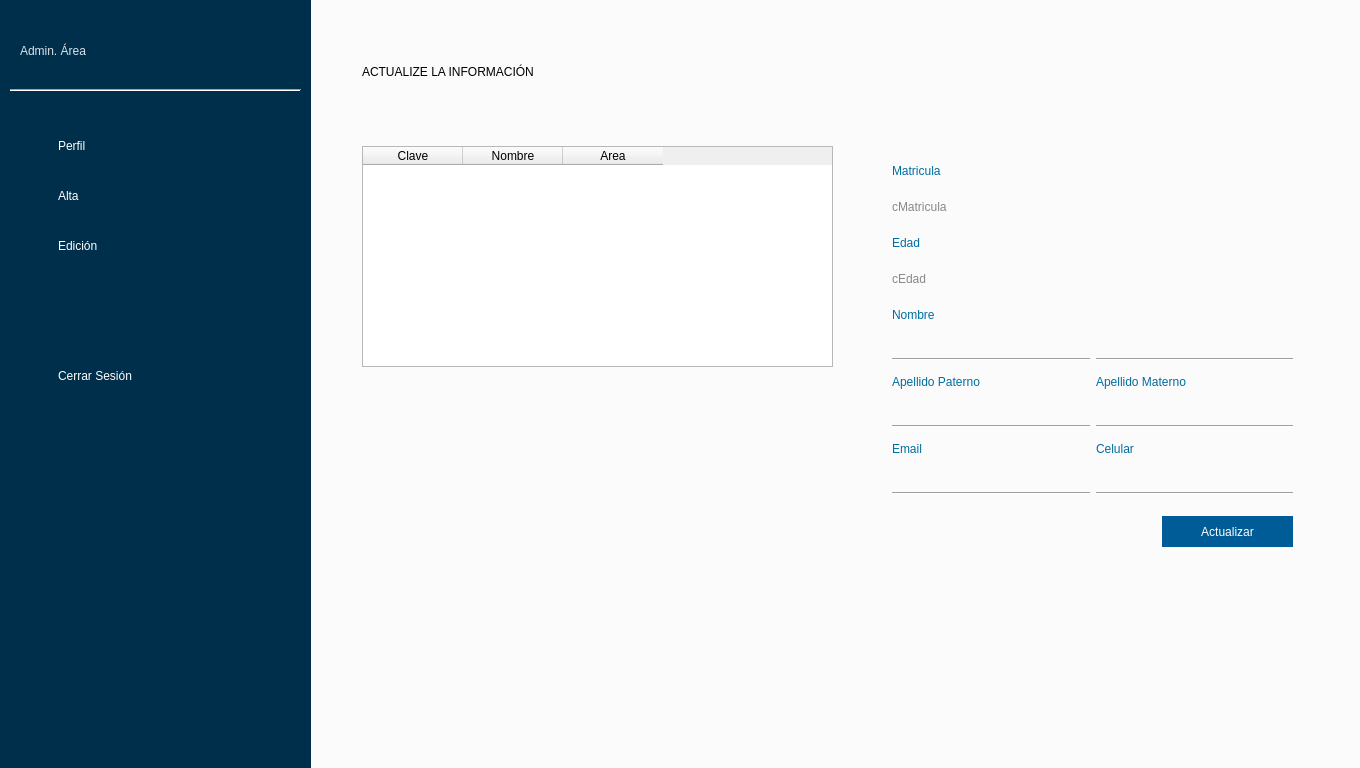
Before: the Qt Designer form Comde Escritorio/admgeneral.ui in ShibaK7/SistemaComde, drawn with Qt 5.
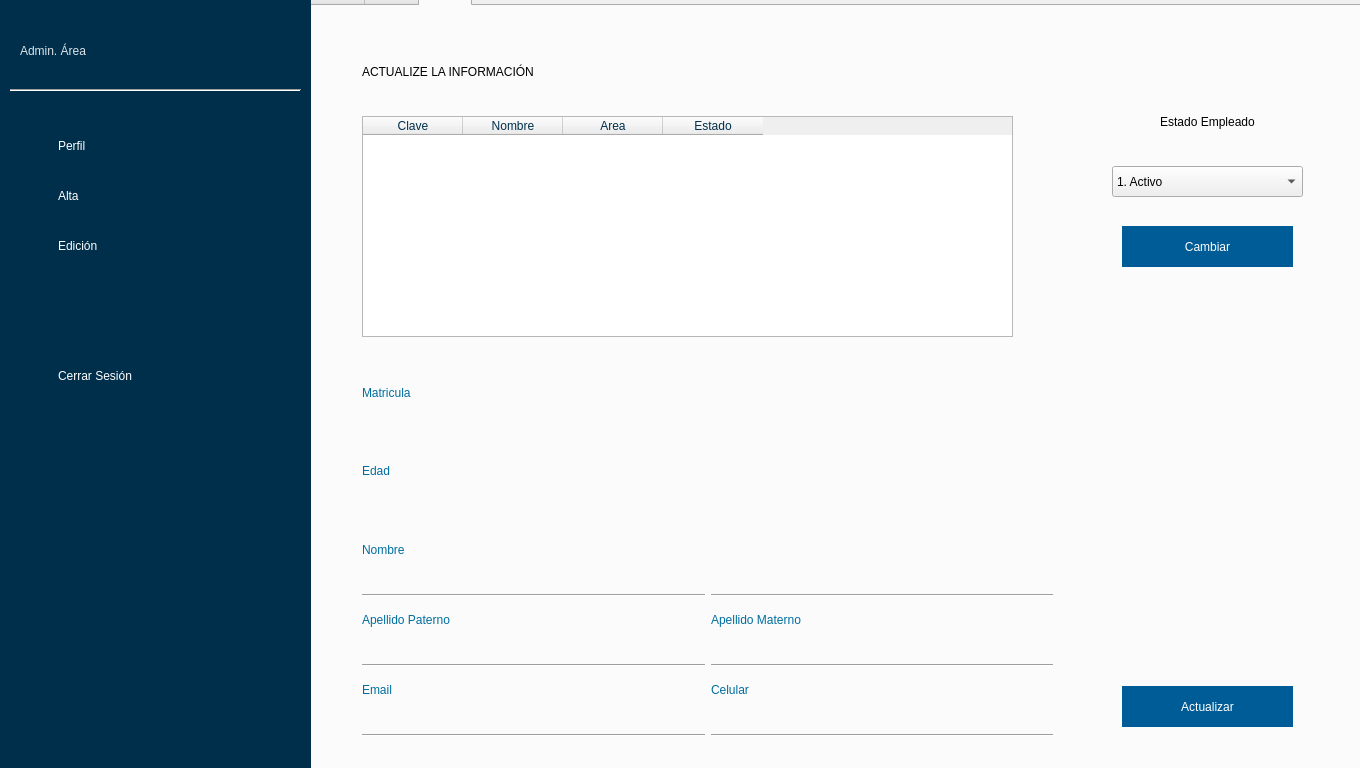
After: the same form once the commit is applied. The open tabs and pages were chosen to show the change. Icons and pictures are not drawn.

Commit message: Cambio de estado. AVisos

Patch:
```diff
--- a/Comde Escritorio/admgeneral.ui
+++ b/Comde Escritorio/admgeneral.ui
@@ -99,7 +99,7 @@
    <property name="geometry">
     <rect>
      <x>310</x>
-     <y>-30</y>
+     <y>-20</y>
      <width>1071</width>
      <height>811</height>
     </rect>
@@ -112,7 +112,7 @@
 	border: 0px;
 }
 
-#btnConfirmar,#btnActualizar,#pushButton{
+#btnConfirmar,#btnActualizar,#btnActualizarEdo,#pushButton{
 	/*background-color: rgb(0,57,94);
 	background-color: rgb(0,143,189);*/
 	background-color: rgb(0, 92, 150);
@@ -121,17 +121,22 @@
 	border-style:solid;
 }
 
-#btnConfirmarr:hover,#btnActualizar:hover,#pushButton:hover{
+#btnConfirmarr:hover,#btnActualizar:hover,#pushButton:hover,#btnActualizarEdo:hover{
 background-color: rgb(0, 127, 206)
 }
 
-#btnConfirmar:pressed,#btnActualizar:pressed,#pushButton:pressed{
+#btnConfirmar:pressed,#btnActualizar:pressed,#pushButton:pressed,btnActualizar:pressed{
 background-color: rgb(0, 58, 95);
 }
+
+QHeaderView::section {
+	font: 10pt &quot;Segoe UI Semibold&quot;;	
+	color: #002f4c;
+}
 </string>
    </property>
    <property name="currentIndex">
-    <number>2</number>
+    <number>0</number>
    </property>
    <widget class="QWidget" name="tab_perfil">
     <attribute name="title">
@@ -339,7 +344,7 @@
       <rect>
        <x>330</x>
        <y>280</y>
-       <width>329</width>
+       <width>301</width>
        <height>43</height>
       </rect>
      </property>
@@ -374,10 +379,10 @@
     <widget class="QPushButton" name="pushButton">
      <property name="geometry">
       <rect>
-       <x>910</x>
+       <x>840</x>
        <y>330</y>
-       <width>75</width>
-       <height>23</height>
+       <width>141</width>
+       <height>41</height>
       </rect>
      </property>
      <property name="text">
@@ -387,10 +392,10 @@
     <widget class="QWidget" name="gridLayoutWidget_3">
      <property name="geometry">
       <rect>
-       <x>730</x>
+       <x>670</x>
        <y>270</y>
-       <width>160</width>
-       <height>80</height>
+       <width>171</width>
+       <height>91</height>
       </rect>
      </property>
      <layout class="QGridLayout" name="gridLayout_3">
@@ -423,265 +428,23 @@
       </item>
      </layout>
     </widget>
-   </widget>
-   <widget class="QWidget" name="tab_edicion">
-    <attribute name="title">
-     <string>Tab 3</string>
-    </attribute>
-    <widget class="QTableWidget" name="lEmpleados">
+    <widget class="QLabel" name="label_32">
      <property name="geometry">
       <rect>
-       <x>50</x>
-       <y>150</y>
-       <width>471</width>
-       <height>221</height>
+       <x>120</x>
+       <y>180</y>
+       <width>141</width>
+       <height>151</height>
       </rect>
      </property>
-     <property name="styleSheet">
-      <string notr="true">font: 10pt &quot;Microsoft YaHei&quot;;</string>
+     <property name="text">
+      <string/>
      </property>
-     <property name="editTriggers">
-      <set>QAbstractItemView::NoEditTriggers</set>
+     <property name="pixmap">
+      <pixmap resource="imagenes_src.qrc">:/imagenes/icon-perfil.png</pixmap>
      </property>
-     <property name="defaultDropAction">
-      <enum>Qt::IgnoreAction</enum>
-     </property>
-     <property name="selectionMode">
-      <enum>QAbstractItemView::SingleSelection</enum>
-     </property>
-     <property name="selectionBehavior">
-      <enum>QAbstractItemView::SelectRows</enum>
-     </property>
-     <property name="sortingEnabled">
+     <property name="scaledContents">
       <bool>true</bool>
-     </property>
-     <column>
-      <property name="text">
-       <string>Clave</string>
-      </property>
-     </column>
-     <column>
-      <property name="text">
-       <string>Nombre</string>
-      </property>
-     </column>
-     <column>
-      <property name="text">
-       <string>Area</string>
-      </property>
-     </column>
-    </widget>
-    <widget class="QPushButton" name="btnActualizar">
-     <property name="geometry">
-      <rect>
-       <x>850</x>
-       <y>520</y>
-       <width>131</width>
-       <height>31</height>
-      </rect>
-     </property>
-     <property name="styleSheet">
-      <string notr="true">#btnConfirmarr:hover,#btnActualizar:hover{
-background-color: rgb(0, 127, 206)
-}
-
-#btnConfirmar:pressed,#btnActualizar:pressed{
-background-color: rgb(0, 58, 95);
-}</string>
-     </property>
-     <property name="text">
-      <string>Actualizar</string>
-     </property>
-    </widget>
-    <widget class="QWidget" name="gridLayoutWidget_2">
-     <property name="geometry">
-      <rect>
-       <x>580</x>
-       <y>160</y>
-       <width>401</width>
-       <height>339</height>
-      </rect>
-     </property>
-     <layout class="QGridLayout" name="gridLayout">
-      <item row="9" column="0">
-       <widget class="Line" name="line_12">
-        <property name="orientation">
-         <enum>Qt::Horizontal</enum>
-        </property>
-       </widget>
-      </item>
-      <item row="9" column="1">
-       <widget class="Line" name="line_13">
-        <property name="orientation">
-         <enum>Qt::Horizontal</enum>
-        </property>
-       </widget>
-      </item>
-      <item row="12" column="0">
-       <widget class="Line" name="line_14">
-        <property name="orientation">
-         <enum>Qt::Horizontal</enum>
-        </property>
-       </widget>
-      </item>
-      <item row="4" column="0">
-       <widget class="QLabel" name="label_12">
-        <property name="styleSheet">
-         <string notr="true">font: 8pt &quot;Segoe UI Semibold&quot;;
-color: rgb(0, 109, 159);
-</string>
-        </property>
-        <property name="text">
-         <string>Nombre</string>
-        </property>
-       </widget>
-      </item>
-      <item row="3" column="0">
-       <widget class="QLabel" name="cEdad">
-        <property name="styleSheet">
-         <string notr="true">font: 12pt &quot;Segoe UI Semilight&quot;;
-color: rgb(136, 136, 136);</string>
-        </property>
-        <property name="text">
-         <string>cEdad</string>
-        </property>
-       </widget>
-      </item>
-      <item row="0" column="0">
-       <widget class="QLabel" name="label_11">
-        <property name="styleSheet">
-         <string notr="true">font: 8pt &quot;Segoe UI Semibold&quot;;
-color: rgb(0, 109, 159);
-</string>
-        </property>
-        <property name="text">
-         <string>Matricula</string>
-        </property>
-       </widget>
-      </item>
-      <item row="8" column="0">
-       <widget class="QLineEdit" name="cAP"/>
-      </item>
-      <item row="5" column="0">
-       <widget class="QLineEdit" name="cNombre"/>
-      </item>
-      <item row="1" column="0">
-       <widget class="QLabel" name="cMatricula">
-        <property name="styleSheet">
-         <string notr="true">font: 12pt &quot;Segoe UI Semilight&quot;;
-color: rgb(136, 136, 136);</string>
-        </property>
-        <property name="text">
-         <string>cMatricula</string>
-        </property>
-       </widget>
-      </item>
-      <item row="7" column="1">
-       <widget class="QLabel" name="label_14">
-        <property name="styleSheet">
-         <string notr="true">font: 8pt &quot;Segoe UI Semibold&quot;;
-color: rgb(0, 109, 159);
-</string>
-        </property>
-        <property name="text">
-         <string>Apellido Materno</string>
-        </property>
-       </widget>
-      </item>
-      <item row="10" column="0">
-       <widget class="QLabel" name="label_15">
-        <property name="styleSheet">
-         <string notr="true">font: 8pt &quot;Segoe UI Semibold&quot;;
-color: rgb(0, 109, 159);
-</string>
-        </property>
-        <property name="text">
-         <string>Email</string>
-        </property>
-       </widget>
-      </item>
-      <item row="2" column="0">
-       <widget class="QLabel" name="label_17">
-        <property name="styleSheet">
-         <string notr="true">font: 8pt &quot;Segoe UI Semibold&quot;;
-color: rgb(0, 109, 159);
-</string>
-        </property>
-        <property name="text">
-         <string>Edad</string>
-        </property>
-       </widget>
-      </item>
-      <item row="8" column="1">
-       <widget class="QLineEdit" name="cAM"/>
-      </item>
-      <item row="10" column="1">
-       <widget class="QLabel" name="label_16">
-        <property name="styleSheet">
-         <string notr="true">font: 8pt &quot;Segoe UI Semibold&quot;;
-color: rgb(0, 109, 159);
-</string>
-        </property>
-        <property name="text">
-         <string>Celular</string>
-        </property>
-       </widget>
-      </item>
-      <item row="11" column="1">
-       <widget class="QLineEdit" name="cCelular"/>
-      </item>
-      <item row="11" column="0">
-       <widget class="QLineEdit" name="cCorreo"/>
-      </item>
-      <item row="7" column="0">
-       <widget class="QLabel" name="label_13">
-        <property name="styleSheet">
-         <string notr="true">font: 8pt &quot;Segoe UI Semibold&quot;;
-color: rgb(0, 109, 159);
-</string>
-        </property>
-        <property name="text">
-         <string>Apellido Paterno</string>
-        </property>
-       </widget>
-      </item>
-      <item row="6" column="0">
-       <widget class="Line" name="line_10">
-        <property name="orientation">
-         <enum>Qt::Horizontal</enum>
-        </property>
-       </widget>
-      </item>
-      <item row="6" column="1">
-       <widget class="Line" name="line_11">
-        <property name="orientation">
-         <enum>Qt::Horizontal</enum>
-        </property>
-       </widget>
-      </item>
-      <item row="12" column="1">
-       <widget class="Line" name="line_15">
-        <property name="orientation">
-         <enum>Qt::Horizontal</enum>
-        </property>
-       </widget>
-      </item>
-     </layout>
-    </widget>
-    <widget class="QLabel" name="label_24">
-     <property name="geometry">
-      <rect>
-       <x>50</x>
-       <y>60</y>
-       <width>391</width>
-       <height>31</height>
-      </rect>
-     </property>
-     <property name="styleSheet">
-      <string notr="true">font: 24 16pt &quot;Segoe UI Light&quot;;</string>
-     </property>
-     <property name="text">
-      <string>ACTUALIZE LA INFORMACIÓN</string>
      </property>
     </widget>
    </widget>
@@ -946,6 +709,337 @@
      </layout>
     </widget>
    </widget>
+   <widget class="QWidget" name="tab_edicion">
+    <attribute name="title">
+     <string>Tab 3</string>
+    </attribute>
+    <widget class="QTableWidget" name="lEmpleados">
+     <property name="geometry">
+      <rect>
+       <x>50</x>
+       <y>110</y>
+       <width>651</width>
+       <height>221</height>
+      </rect>
+     </property>
+     <property name="styleSheet">
+      <string notr="true">font: 10pt &quot;Microsoft YaHei&quot;;
+/*border: 0px;*/</string>
+     </property>
+     <property name="editTriggers">
+      <set>QAbstractItemView::NoEditTriggers</set>
+     </property>
+     <property name="defaultDropAction">
+      <enum>Qt::IgnoreAction</enum>
+     </property>
+     <property name="selectionMode">
+      <enum>QAbstractItemView::SingleSelection</enum>
+     </property>
+     <property name="selectionBehavior">
+      <enum>QAbstractItemView::SelectRows</enum>
+     </property>
+     <property name="sortingEnabled">
+      <bool>true</bool>
+     </property>
+     <column>
+      <property name="text">
+       <string>Clave</string>
+      </property>
+     </column>
+     <column>
+      <property name="text">
+       <string>Nombre</string>
+      </property>
+     </column>
+     <column>
+      <property name="text">
+       <string>Area</string>
+      </property>
+     </column>
+     <column>
+      <property name="text">
+       <string>Estado</string>
+      </property>
+     </column>
+    </widget>
+    <widget class="QPushButton" name="btnActualizar">
+     <property name="geometry">
+      <rect>
+       <x>810</x>
+       <y>680</y>
+       <width>171</width>
+       <height>41</height>
+      </rect>
+     </property>
+     <property name="styleSheet">
+      <string notr="true">#btnConfirmarr:hover,#btnActualizar:hover{
+background-color: rgb(0, 127, 206)
+}
+
+#btnConfirmar:pressed,#btnActualizar:pressed{
+background-color: rgb(0, 58, 95);
+}</string>
+     </property>
+     <property name="text">
+      <string>Actualizar</string>
+     </property>
+    </widget>
+    <widget class="QWidget" name="gridLayoutWidget_2">
+     <property name="geometry">
+      <rect>
+       <x>50</x>
+       <y>370</y>
+       <width>691</width>
+       <height>361</height>
+      </rect>
+     </property>
+     <layout class="QGridLayout" name="gridLayout">
+      <item row="9" column="0">
+       <widget class="Line" name="line_12">
+        <property name="orientation">
+         <enum>Qt::Horizontal</enum>
+        </property>
+       </widget>
+      </item>
+      <item row="3" column="0">
+       <widget class="QLabel" name="cEdad">
+        <property name="styleSheet">
+         <string notr="true">font: 12pt &quot;Segoe UI Semilight&quot;;
+color: rgb(136, 136, 136);</string>
+        </property>
+        <property name="text">
+         <string/>
+        </property>
+       </widget>
+      </item>
+      <item row="12" column="0">
+       <widget class="Line" name="line_14">
+        <property name="orientation">
+         <enum>Qt::Horizontal</enum>
+        </property>
+       </widget>
+      </item>
+      <item row="9" column="1">
+       <widget class="Line" name="line_13">
+        <property name="orientation">
+         <enum>Qt::Horizontal</enum>
+        </property>
+       </widget>
+      </item>
+      <item row="4" column="0">
+       <widget class="QLabel" name="label_12">
+        <property name="styleSheet">
+         <string notr="true">font: 8pt &quot;Segoe UI Semibold&quot;;
+color: rgb(0, 109, 159);
+</string>
+        </property>
+        <property name="text">
+         <string>Nombre</string>
+        </property>
+       </widget>
+      </item>
+      <item row="8" column="0">
+       <widget class="QLineEdit" name="cAP"/>
+      </item>
+      <item row="5" column="0">
+       <widget class="QLineEdit" name="cNombre"/>
+      </item>
+      <item row="0" column="0">
+       <widget class="QLabel" name="label_11">
+        <property name="styleSheet">
+         <string notr="true">font: 8pt &quot;Segoe UI Semibold&quot;;
+color: rgb(0, 109, 159);
+</string>
+        </property>
+        <property name="text">
+         <string>Matricula</string>
+        </property>
+       </widget>
+      </item>
+      <item row="7" column="1">
+       <widget class="QLabel" name="label_14">
+        <property name="styleSheet">
+         <string notr="true">font: 8pt &quot;Segoe UI Semibold&quot;;
+color: rgb(0, 109, 159);
+</string>
+        </property>
+        <property name="text">
+         <string>Apellido Materno</string>
+        </property>
+       </widget>
+      </item>
+      <item row="10" column="0">
+       <widget class="QLabel" name="label_15">
+        <property name="styleSheet">
+         <string notr="true">font: 8pt &quot;Segoe UI Semibold&quot;;
+color: rgb(0, 109, 159);
+</string>
+        </property>
+        <property name="text">
+         <string>Email</string>
+        </property>
+       </widget>
+      </item>
+      <item row="1" column="0">
+       <widget class="QLabel" name="cMatricula">
+        <property name="styleSheet">
+         <string notr="true">font: 12pt &quot;Segoe UI Semilight&quot;;
+color: rgb(136, 136, 136);</string>
+        </property>
+        <property name="text">
+         <string/>
+        </property>
+       </widget>
+      </item>
+      <item row="11" column="1">
+       <widget class="QLineEdit" name="cCelular"/>
+      </item>
+      <item row="8" column="1">
+       <widget class="QLineEdit" name="cAM"/>
+      </item>
+      <item row="10" column="1">
+       <widget class="QLabel" name="label_16">
+        <property name="styleSheet">
+         <string notr="true">font: 8pt &quot;Segoe UI Semibold&quot;;
+color: rgb(0, 109, 159);
+</string>
+        </property>
+        <property name="text">
+         <string>Celular</string>
+        </property>
+       </widget>
+      </item>
+      <item row="2" column="0">
+       <widget class="QLabel" name="label_17">
+        <property name="styleSheet">
+         <string notr="true">font: 8pt &quot;Segoe UI Semibold&quot;;
+color: rgb(0, 109, 159);
+</string>
+        </property>
+        <property name="text">
+         <string>Edad</string>
+        </property>
+       </widget>
+      </item>
+      <item row="6" column="0">
+       <widget class="Line" name="line_10">
+        <property name="orientation">
+         <enum>Qt::Horizontal</enum>
+        </property>
+       </widget>
+      </item>
+      <item row="11" column="0">
+       <widget class="QLineEdit" name="cCorreo"/>
+      </item>
+      <item row="7" column="0">
+       <widget class="QLabel" name="label_13">
+        <property name="styleSheet">
+         <string notr="true">font: 8pt &quot;Segoe UI Semibold&quot;;
+color: rgb(0, 109, 159);
+</string>
+        </property>
+        <property name="text">
+         <string>Apellido Paterno</string>
+        </property>
+       </widget>
+      </item>
+      <item row="6" column="1">
+       <widget class="Line" name="line_11">
+        <property name="orientation">
+         <enum>Qt::Horizontal</enum>
+        </property>
+       </widget>
+      </item>
+      <item row="12" column="1">
+       <widget class="Line" name="line_15">
+        <property name="orientation">
+         <enum>Qt::Horizontal</enum>
+        </property>
+       </widget>
+      </item>
+     </layout>
+    </widget>
+    <widget class="QLabel" name="label_24">
+     <property name="geometry">
+      <rect>
+       <x>50</x>
+       <y>50</y>
+       <width>391</width>
+       <height>31</height>
+      </rect>
+     </property>
+     <property name="styleSheet">
+      <string notr="true">font: 24 16pt &quot;Segoe UI Light&quot;;</string>
+     </property>
+     <property name="text">
+      <string>ACTUALIZE LA INFORMACIÓN</string>
+     </property>
+    </widget>
+    <widget class="QLabel" name="label_25">
+     <property name="geometry">
+      <rect>
+       <x>790</x>
+       <y>100</y>
+       <width>211</width>
+       <height>31</height>
+      </rect>
+     </property>
+     <property name="styleSheet">
+      <string notr="true">font: 24 14pt &quot;Segoe UI Light&quot;;</string>
+     </property>
+     <property name="text">
+      <string>Estado Empleado</string>
+     </property>
+     <property name="alignment">
+      <set>Qt::AlignCenter</set>
+     </property>
+    </widget>
+    <widget class="QComboBox" name="comboEdos">
+     <property name="geometry">
+      <rect>
+       <x>800</x>
+       <y>160</y>
+       <width>191</width>
+       <height>31</height>
+      </rect>
+     </property>
+     <property name="styleSheet">
+      <string notr="true">font: 12pt &quot;Segoe UI Semilight&quot;;</string>
+     </property>
+     <item>
+      <property name="text">
+       <string>1. Activo</string>
+      </property>
+     </item>
+     <item>
+      <property name="text">
+       <string>2. Inactivo</string>
+      </property>
+     </item>
+    </widget>
+    <widget class="QPushButton" name="btnActualizarEdo">
+     <property name="geometry">
+      <rect>
+       <x>810</x>
+       <y>220</y>
+       <width>171</width>
+       <height>41</height>
+      </rect>
+     </property>
+     <property name="styleSheet">
+      <string notr="true">#btnConfirmarr:hover,#btnActualizarEdo:hover{
+background-color: rgb(0, 127, 206)
+}
+
+#btnConfirmar:pressed,#btnActualizarEdo:pressed{
+background-color: rgb(0, 58, 95);
+}</string>
+     </property>
+     <property name="text">
+      <string>Cambiar</string>
+     </property>
+    </widget>
+   </widget>
   </widget>
   <widget class="QPushButton" name="btnAlta">
    <property name="geometry">
@@ -1070,10 +1164,10 @@
   <zorder>btnAlta</zorder>
   <zorder>btnEdicion</zorder>
   <zorder>btnCerrarSesion</zorder>
-  <zorder>label_User</zorder>
   <zorder>label_Add</zorder>
   <zorder>label_Edit</zorder>
   <zorder>label_18</zorder>
+  <zorder>label_User</zorder>
  </widget>
  <resources>
   <include location="imagenes_src.qrc"/>
```
The commit also changes 7 other files.
